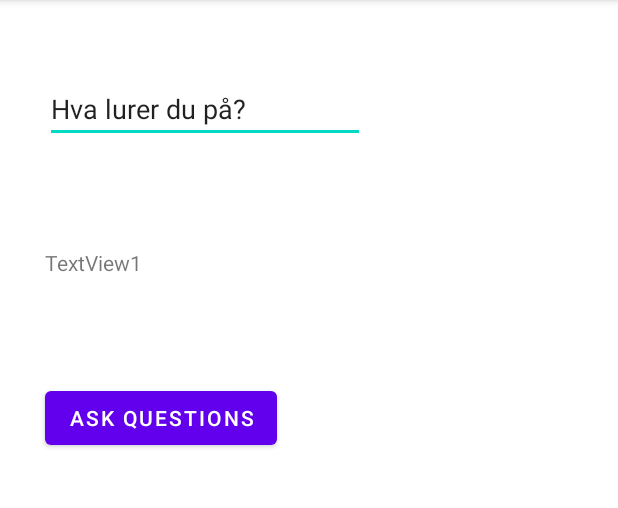
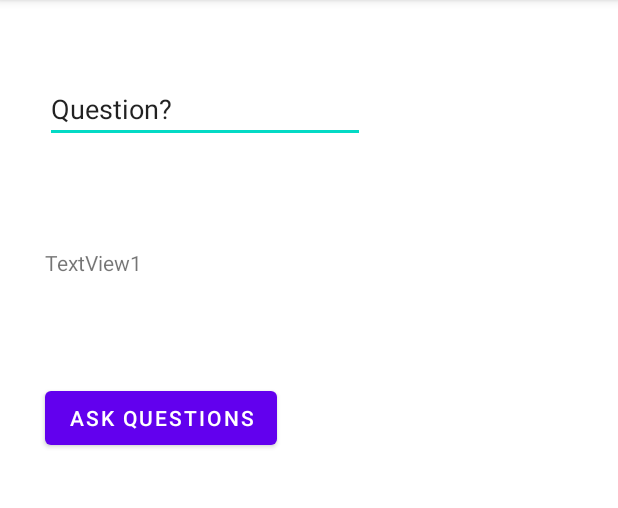
Before and after one commit to thomasfyllingen/Explicitintents, an Android app: the screen it shows after launch (MainActivity), on a phone screen of 412 x 824 dp, the part 84-592 px from its top. Run offline under Robolectric (Android 15) with nearby library versions, the phone set to English and light mode, and no system bars.

Commit message:
Question

```diff
--- a/app/src/main/res/layout/activity_main.xml
+++ b/app/src/main/res/layout/activity_main.xml
@@ -17,7 +17,7 @@
         android:autofillHints=""
         android:ems="10"
         android:inputType="textPersonName"
-        android:text="@string/hva_lurer_du_p"
+        android:text="@string/question"
         app:layout_constraintStart_toStartOf="parent"
         app:layout_constraintTop_toTopOf="parent" />
 
--- a/app/src/main/res/values/strings.xml
+++ b/app/src/main/res/values/strings.xml
@@ -3,4 +3,5 @@
     <string name="textview1">TextView1</string>
     <string name="ask_questions">Ask questions</string>
     <string name="hva_lurer_du_p">Hva lurer du på?</string>
+    <string name="question">Question?</string>
 </resources>
```
